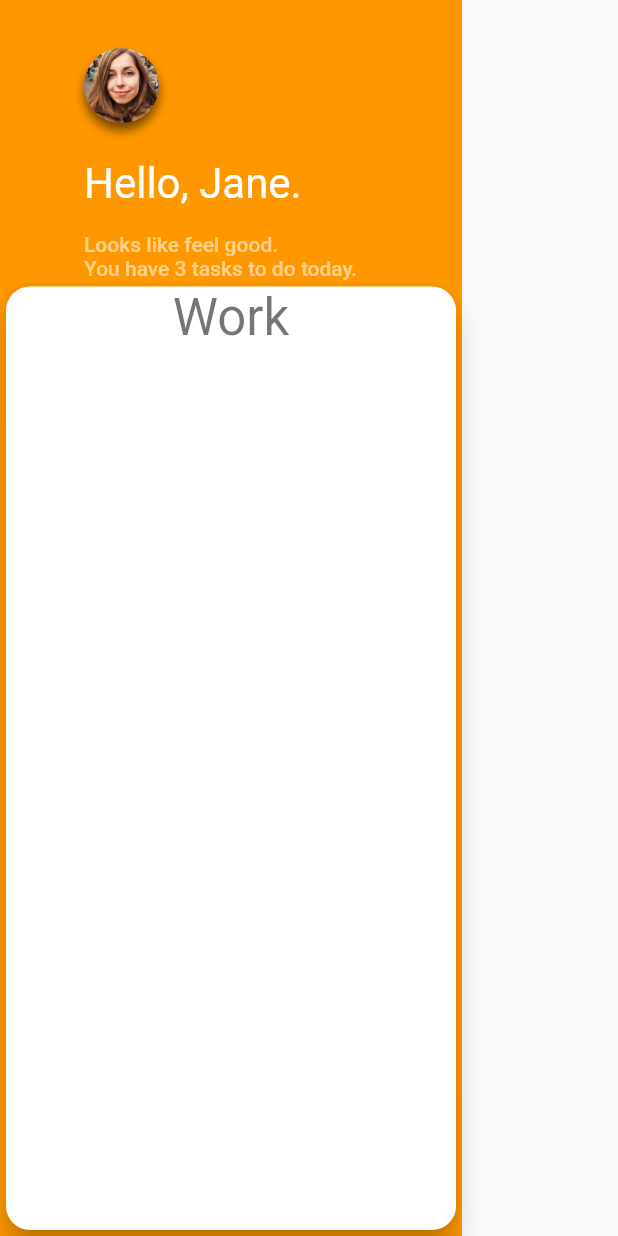
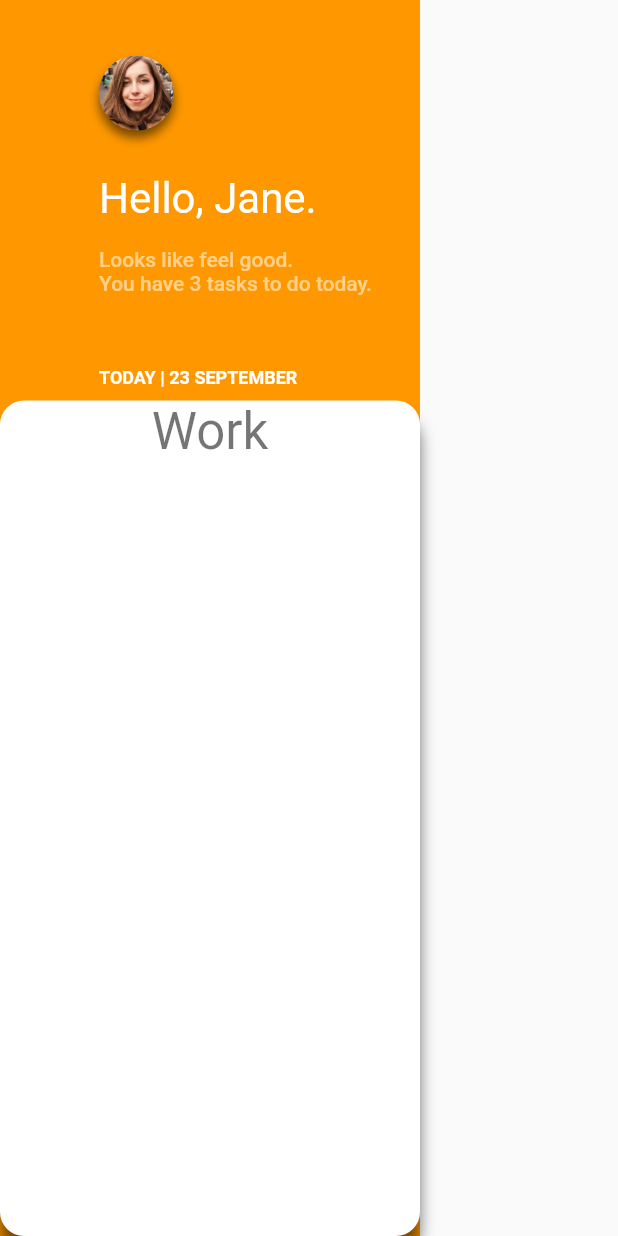
Before and after one commit to ariedov/flutter_ui_challenge_todo, a Flutter app: the screen it shows after launch, on a phone screen of 412 x 824 dp. Run offline on Flutter 3.47's test engine with Material 2 defaults, Android fonts, the phone set to English and light mode, and no system bars; missing offline and left inert: snaplist.

Commit message:
runs on iOS. finishes up the top layout

```diff
--- a/lib/main.dart
+++ b/lib/main.dart
@@ -13,6 +13,7 @@ class MyApp extends StatelessWidget {
         textTheme: TextTheme(
           body1: TextStyle(color: Colors.white, fontSize: 28.0),
           body2: TextStyle(color: Colors.white54, fontSize: 14.0),
+          caption: TextStyle(color: Colors.white, fontSize: 12.0, fontWeight: FontWeight.bold),
         )
       ),
       home: MyHomePage(title: 'Flutter Demo Home Page'),
@@ -34,9 +35,9 @@ class _MyHomePageState extends State<MyHomePage> {
   @override
   Widget build(BuildContext context) {
     return Scaffold(
-      body: SafeArea(
-        child: ProjectsScreen(),
-      ),
+      body:
+        ProjectsScreen(),
+
     );
   }
 }
--- a/lib/projects_screen.dart
+++ b/lib/projects_screen.dart
@@ -10,12 +10,13 @@ class ProjectsScreen extends StatefulWidget {
 class _ProjectScreenState extends State<ProjectsScreen> {
   @override
   Widget build(BuildContext context) {
-    final Size itemSize = Size(300.0, 350.0);
+    final Size itemSize = Size(280.0, 350.0);
 
     final screenWidth = MediaQuery.of(context).size.width;
     final horizontalPadding = (screenWidth - itemSize.width) / 2;
     return Container(
       color: Colors.orange,
+      child: SafeArea(
               child: Stack(
           children: <Widget>[
             Column(
@@ -32,7 +33,7 @@ class _ProjectScreenState extends State<ProjectsScreen> {
                       CircularImage(
                         path: "assets/images/profile_image.jpg",
                         width: 50.0,
-                      height: 50.0,
+                        height: 60.0,
                       ),
                       SizedBox(
                         height: 24.0,
@@ -51,21 +52,35 @@ class _ProjectScreenState extends State<ProjectsScreen> {
                 ),
                 // Toobar,
 
-              // gap
-              // date
+                SizedBox(height: 48.0),
+                Padding(
+                  padding: EdgeInsets.only(left: horizontalPadding),
+                  child: Text("today | 23 september".toUpperCase(), style: Theme.of(context).textTheme.caption,),
+                ),
+                SizedBox(height: 8.0),
                 Expanded(
+                  child: Container(
                     child: SnapList(
-                  separatorProvider: (_) => Size.fromWidth(10.0),
+                      alignment: Alignment.topCenter,
+                      separatorProvider: (_) => Size.fromWidth(12.0),
                       sizeProvider: (_) => itemSize,
                       padding: EdgeInsets.only(
                           left: horizontalPadding, right: horizontalPadding),
                       count: 3,
                       builder: (context, data) {
                         final position = data.current;
-                    return Card(
-                      elevation: 8.0,
-                      shape: RoundedRectangleBorder(
-                          borderRadius: BorderRadius.circular(16.0)),
+                        return Container(
+                          decoration: BoxDecoration(
+                            color: Colors.white,
+                            borderRadius: BorderRadius.circular(16.0),
+                            boxShadow: <BoxShadow>[
+                              BoxShadow(
+                                color: Colors.black54,
+                                blurRadius: 8.0,
+                                offset: Offset(0.0, 12.0)
+                              )
+                            ],
+                          ),
                           child: SizedBox(
                             width: itemSize.width,
                             height: itemSize.height,
@@ -83,10 +98,12 @@ class _ProjectScreenState extends State<ProjectsScreen> {
                       },
                     ),
                   ),
+                ),
               ],
             ),
           ],
         ),
+      ),
     );
   }
 }
```
Also changed, not shown: 1 other file. Lines whose indentation alone changed are shown as unchanged.
